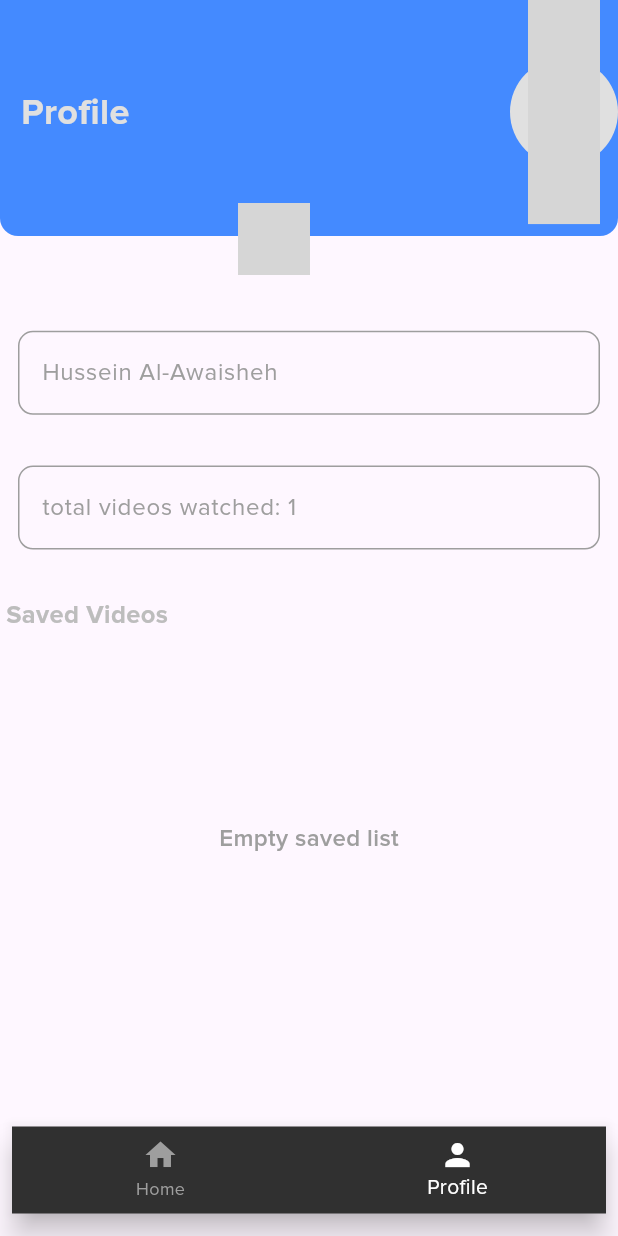
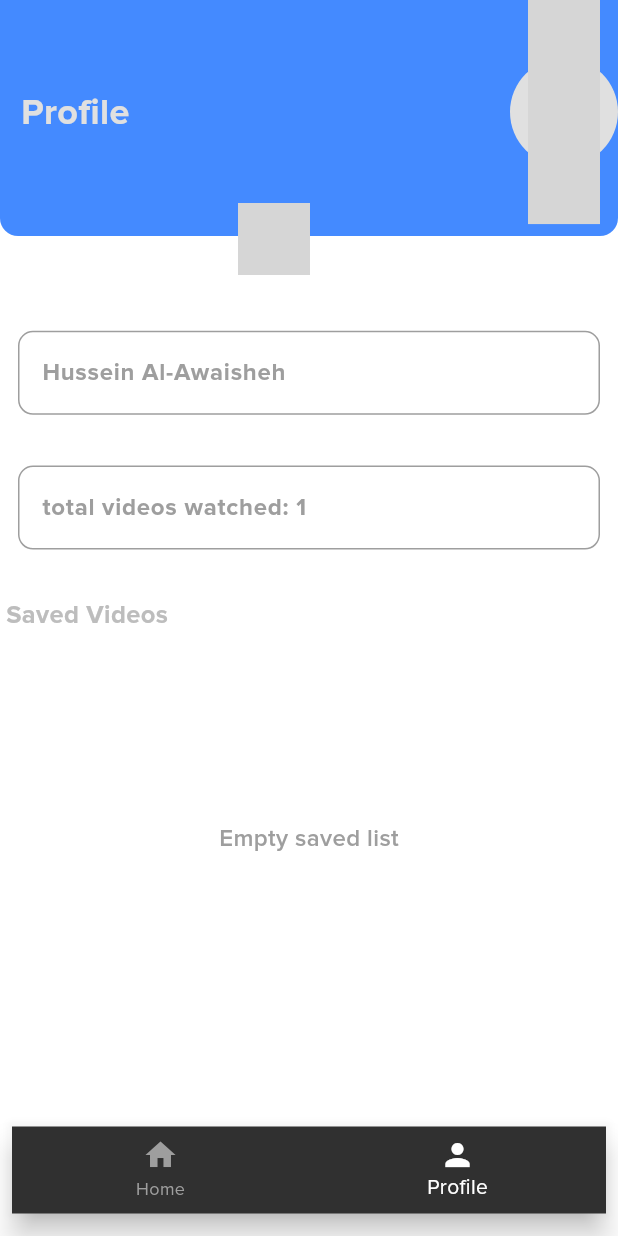
Before and after one commit to AwaeshaHuss/ebtik_tok, a Flutter app: the BottomNavBar screen opened directly, item 2 of the bottom bar chosen, on a phone screen of 412 x 824 dp. Run offline on Flutter 3.47's test engine with Material 3 defaults, Android fonts, the phone set to English and light mode, and no system bars; our stand-ins replace dartz, equatable, flutter_bloc, fluttertoast, get_it, share_plus and 2 more; missing offline and left inert: svg_flutter; accounts and stored records are empty; network calls fail; grey boxes are pictures that could not be loaded.

Commit message:
Enhanced theme change

```diff
--- /dev/null
+++ b/lib/core/themes/dark_theme.dart
@@ -0,0 +1,31 @@
+import 'package:flutter/material.dart';
+
+ThemeData darkTheme = ThemeData(
+  useMaterial3: true,
+  fontFamily: 'Proxima Nova',
+  brightness: Brightness.dark,
+  scaffoldBackgroundColor: Colors.black,
+  primaryColor: Colors.white,
+  textTheme: const TextTheme(
+    bodyLarge: TextStyle(
+      color: Colors.white,
+      fontWeight: FontWeight.bold,
+    ),
+    bodyMedium: TextStyle(
+      color: Colors.white70,
+    ),
+    bodySmall: TextStyle(
+      color: Colors.white54,
+    ),
+  ),
+  appBarTheme: const AppBarTheme(
+    backgroundColor: Colors.black,
+    foregroundColor: Colors.white,
+    elevation: 0,
+  ),
+  bottomNavigationBarTheme: const BottomNavigationBarThemeData(
+    backgroundColor: Colors.black,
+    selectedItemColor: Colors.white,
+    unselectedItemColor: Colors.white54,
+  ),
+);
--- /dev/null
+++ b/lib/core/themes/light_theme.dart
@@ -0,0 +1,31 @@
+import 'package:flutter/material.dart';
+
+ThemeData lightTheme = ThemeData(
+  useMaterial3: true,
+  fontFamily: 'Proxima Nova',
+  brightness: Brightness.light,
+  scaffoldBackgroundColor: Colors.white,
+  primaryColor: Colors.black,
+  textTheme: const TextTheme(
+    bodyLarge: TextStyle(
+      color: Colors.black,
+      fontWeight: FontWeight.bold,
+    ),
+    bodyMedium: TextStyle(
+      color: Colors.black87,
+    ),
+    bodySmall: TextStyle(
+      color: Colors.black54,
+    ),
+  ),
+  appBarTheme: const AppBarTheme(
+    backgroundColor: Colors.white,
+    foregroundColor: Colors.black,
+    elevation: 0,
+  ),
+  bottomNavigationBarTheme: const BottomNavigationBarThemeData(
+    backgroundColor: Colors.white,
+    selectedItemColor: Colors.black,
+    unselectedItemColor: Colors.black54,
+  ),
+);
--- a/lib/main.dart
+++ b/lib/main.dart
@@ -4,6 +4,8 @@ import 'package:ebtik_tok/config/bloc_observer.dart';
 import 'package:ebtik_tok/config/bloc_providers.dart';
 import 'package:ebtik_tok/config/cache/cahce_helper.dart';
 import 'package:ebtik_tok/core/const.dart';
+import 'package:ebtik_tok/core/themes/dark_theme.dart';
+import 'package:ebtik_tok/core/themes/light_theme.dart';
 import 'package:ebtik_tok/core/widgets/error_widget.dart';
 import 'package:ebtik_tok/features/authentication/presentation/screens/login_screen.dart';
 import 'package:ebtik_tok/core/widgets/bottom_nav_bar.dart';
@@ -37,17 +39,8 @@ class EbtikarApp extends StatelessWidget {
         builder: (context, state) {
           return MaterialApp(
             debugShowCheckedModeBanner: false,
-            theme: ThemeData(
-              useMaterial3: true,
-              fontFamily: 'Proxima Nova',
-              brightness: Brightness.light,
-            ),
-            darkTheme: ThemeData(
-              useMaterial3: true,
-              brightness: Brightness.dark,
-              fontFamily: 'Proxima Nova',
-              scaffoldBackgroundColor: Colors.black,
-            ),
+            theme: lightTheme,
+            darkTheme: darkTheme,
             themeMode: state.themeMode,
             home: uTocken.isEmpty ? LoginScreen() : BottomNavBar(),
           );
```
